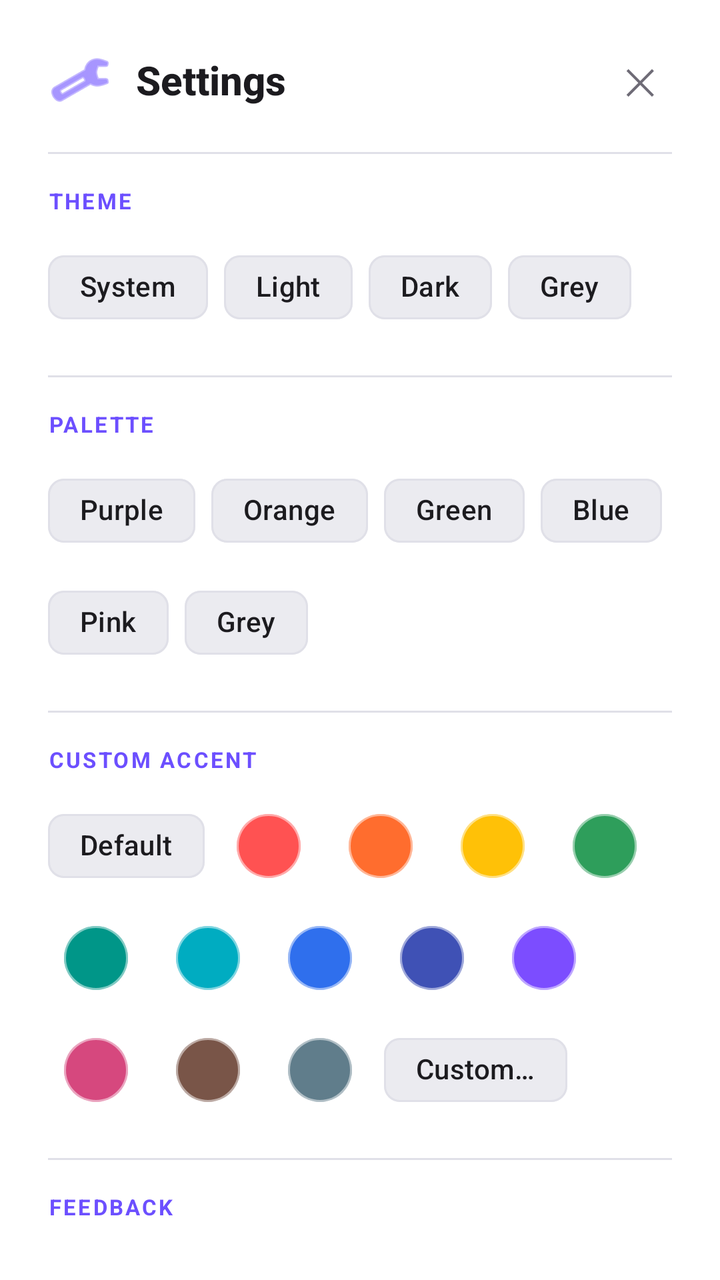
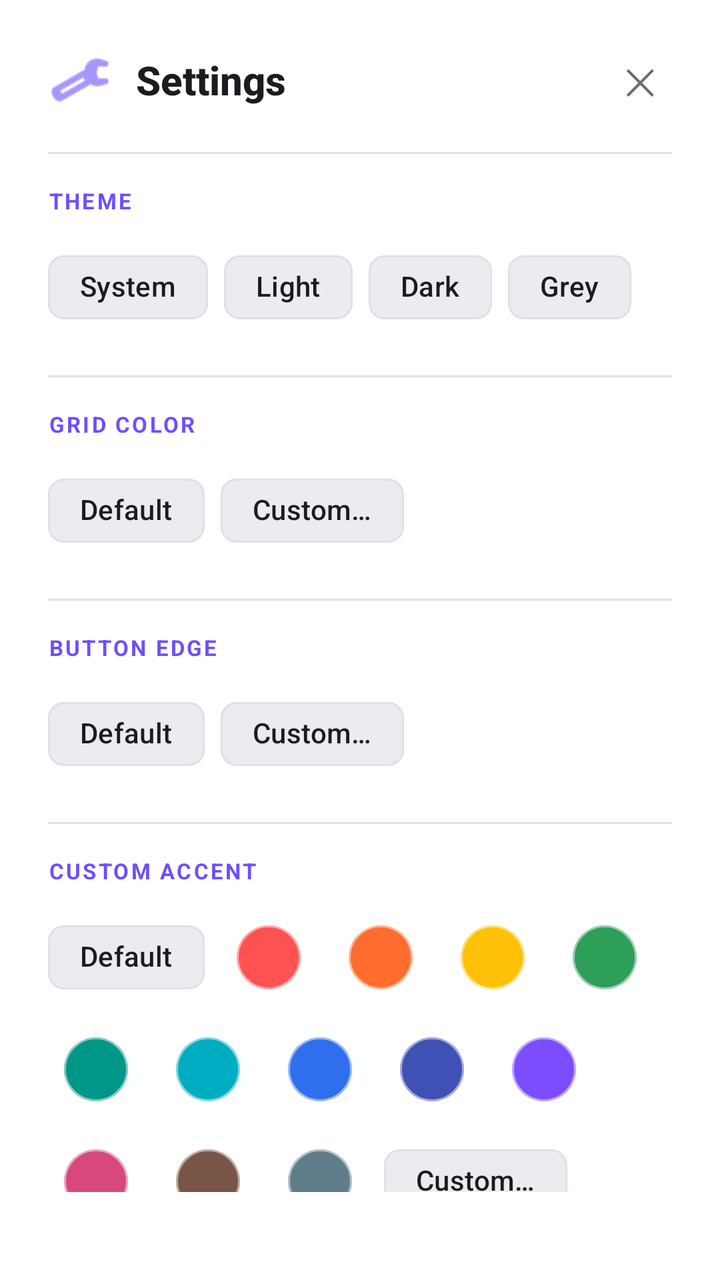

Compare the two renders of this Android layout. The source of the first and the diff that turns it into the second are given below.
<!-- AndroidManifest.xml: application theme Theme.CalculatorApp -->
<!-- res/layout/dialog_settings.xml -->
<?xml version="1.0" encoding="utf-8"?>
<LinearLayout xmlns:android="http://schemas.android.com/apk/res/android"
    xmlns:app="http://schemas.android.com/apk/res-auto"
    android:layout_width="match_parent"
    android:layout_height="wrap_content"
    android:orientation="vertical"
    android:background="?attr/calcCardBackground"
    android:padding="24dp">

    
    <LinearLayout
        android:layout_width="match_parent"
        android:layout_height="wrap_content"
        android:orientation="horizontal"
        android:gravity="center_vertical"
        android:layout_marginBottom="20dp">

        <ImageView
            android:id="@+id/img_settings_icon"
            android:layout_width="32dp"
            android:layout_height="32dp"
            android:src="@android:drawable/ic_menu_preferences"
            app:tint="?attr/calcAccent"
            android:contentDescription="@null" />

        <TextView
            android:layout_width="0dp"
            android:layout_height="wrap_content"
            android:layout_weight="1"
            android:layout_marginStart="12dp"
            android:text="@string/menu_settings"
            android:textColor="?attr/calcTextPrimary"
            android:textSize="20sp"
            android:textStyle="bold"
            android:fontFamily="sans-serif-medium" />

        <TextView
            android:id="@+id/btn_settings_close"
            android:layout_width="32dp"
            android:layout_height="32dp"
            android:gravity="center"
            android:text="✕"
            android:textColor="?attr/calcTextSecondary"
            android:textSize="18sp"
            android:background="?attr/selectableItemBackgroundBorderless"
            android:clickable="true"
            android:focusable="true" />
    </LinearLayout>

    
    <View
        android:layout_width="match_parent"
        android:layout_height="1dp"
        android:background="?attr/calcDivider"
        android:layout_marginBottom="16dp" />

    
    <TextView
        android:id="@+id/tv_label_theme"
        android:layout_width="wrap_content"
        android:layout_height="wrap_content"
        android:text="@string/settings_theme"
        android:textColor="?attr/calcAccent"
        android:textSize="11sp"
        android:textStyle="bold"
        android:letterSpacing="0.1"
        android:layout_marginBottom="12dp" />

    <com.google.android.material.chip.ChipGroup
        android:id="@+id/chip_group_theme"
        android:layout_width="match_parent"
        android:layout_height="wrap_content"
        app:singleSelection="true"
        android:layout_marginBottom="20dp"
        app:chipSpacing="8dp"
        app:selectionRequired="true">

        <com.google.android.material.chip.Chip
            android:id="@+id/chip_theme_system"
            style="@style/Widget.Material3.Chip.Filter"
            android:layout_width="wrap_content"
            android:layout_height="wrap_content"
            android:text="@string/theme_system"
            android:textColor="?attr/calcTextPrimary"
            app:chipBackgroundColor="?attr/calcButtonBackground"
            app:chipStrokeColor="?attr/calcDivider" />

        <com.google.android.material.chip.Chip
            android:id="@+id/chip_theme_light"
            style="@style/Widget.Material3.Chip.Filter"
            android:layout_width="wrap_content"
            android:layout_height="wrap_content"
            android:text="@string/theme_light"
            android:textColor="?attr/calcTextPrimary"
            app:chipBackgroundColor="?attr/calcButtonBackground"
            app:chipStrokeColor="?attr/calcDivider" />

        <com.google.android.material.chip.Chip
            android:id="@+id/chip_theme_dark"
            style="@style/Widget.Material3.Chip.Filter"
            android:layout_width="wrap_content"
            android:layout_height="wrap_content"
            android:text="@string/theme_dark"
            android:textColor="?attr/calcTextPrimary"
            app:chipBackgroundColor="?attr/calcButtonBackground"
            app:chipStrokeColor="?attr/calcDivider" />

        <com.google.android.material.chip.Chip
            android:id="@+id/chip_theme_grey"
            style="@style/Widget.Material3.Chip.Filter"
            android:layout_width="wrap_content"
            android:layout_height="wrap_content"
            android:text="@string/theme_grey"
            android:textColor="?attr/calcTextPrimary"
            app:chipBackgroundColor="?attr/calcButtonBackground"
            app:chipStrokeColor="?attr/calcDivider" />

    </com.google.android.material.chip.ChipGroup>

    
    <View
        android:layout_width="match_parent"
        android:layout_height="1dp"
        android:background="?attr/calcDivider"
        android:layout_marginBottom="16dp" />

    
    <TextView
        android:id="@+id/tv_label_palette"
        android:layout_width="wrap_content"
        android:layout_height="wrap_content"
        android:text="@string/settings_palette"
        android:textColor="?attr/calcAccent"
        android:textSize="11sp"
        android:textStyle="bold"
        android:letterSpacing="0.1"
        android:layout_marginBottom="12dp" />

    <com.google.android.material.chip.ChipGroup
        android:id="@+id/chip_group_palette"
        android:layout_width="match_parent"
        android:layout_height="wrap_content"
        app:singleSelection="true"
        android:layout_marginBottom="20dp"
        app:chipSpacing="8dp"
        app:selectionRequired="true">

        <com.google.android.material.chip.Chip
            android:id="@+id/chip_palette_purple"
            style="@style/Widget.Material3.Chip.Filter"
            android:layout_width="wrap_content"
            android:layout_height="wrap_content"
            android:text="@string/palette_purple"
            android:textColor="?attr/calcTextPrimary"
            app:chipBackgroundColor="?attr/calcButtonBackground"
            app:chipStrokeColor="?attr/calcDivider" />

        <com.google.android.material.chip.Chip
            android:id="@+id/chip_palette_orange"
            style="@style/Widget.Material3.Chip.Filter"
            android:layout_width="wrap_content"
            android:layout_height="wrap_content"
            android:text="@string/palette_orange"
            android:textColor="?attr/calcTextPrimary"
            app:chipBackgroundColor="?attr/calcButtonBackground"
            app:chipStrokeColor="?attr/calcDivider" />

        <com.google.android.material.chip.Chip
            android:id="@+id/chip_palette_green"
            style="@style/Widget.Material3.Chip.Filter"
            android:layout_width="wrap_content"
            android:layout_height="wrap_content"
            android:text="@string/palette_green"
            android:textColor="?attr/calcTextPrimary"
            app:chipBackgroundColor="?attr/calcButtonBackground"
            app:chipStrokeColor="?attr/calcDivider" />

        <com.google.android.material.chip.Chip
            android:id="@+id/chip_palette_blue"
            style="@style/Widget.Material3.Chip.Filter"
            android:layout_width="wrap_content"
            android:layout_height="wrap_content"
            android:text="@string/palette_blue"
            android:textColor="?attr/calcTextPrimary"
            app:chipBackgroundColor="?attr/calcButtonBackground"
            app:chipStrokeColor="?attr/calcDivider" />

        <com.google.android.material.chip.Chip
            android:id="@+id/chip_palette_pink"
            style="@style/Widget.Material3.Chip.Filter"
            android:layout_width="wrap_content"
            android:layout_height="wrap_content"
            android:text="@string/palette_pink"
            android:textColor="?attr/calcTextPrimary"
            app:chipBackgroundColor="?attr/calcButtonBackground"
            app:chipStrokeColor="?attr/calcDivider" />

        <com.google.android.material.chip.Chip
            android:id="@+id/chip_palette_grey"
            style="@style/Widget.Material3.Chip.Filter"
            android:layout_width="wrap_content"
            android:layout_height="wrap_content"
            android:text="@string/palette_grey"
            android:textColor="?attr/calcTextPrimary"
            app:chipBackgroundColor="?attr/calcButtonBackground"
            app:chipStrokeColor="?attr/calcDivider" />

    </com.google.android.material.chip.ChipGroup>

    
    <View
        android:layout_width="match_parent"
        android:layout_height="1dp"
        android:background="?attr/calcDivider"
        android:layout_marginBottom="16dp" />

    
    <TextView
        android:id="@+id/tv_label_accent"
        android:layout_width="wrap_content"
        android:layout_height="wrap_content"
        android:text="@string/settings_accent"
        android:textColor="?attr/calcAccent"
        android:textSize="11sp"
        android:textStyle="bold"
        android:letterSpacing="0.1"
        android:layout_marginBottom="12dp" />

    <com.google.android.material.chip.ChipGroup
        android:id="@+id/chip_group_accent"
        android:layout_width="match_parent"
        android:layout_height="wrap_content"
        app:singleSelection="true"
        android:layout_marginBottom="20dp"
        app:chipSpacing="8dp"
        app:selectionRequired="true">

        <com.google.android.material.chip.Chip
            android:id="@+id/chip_accent_default"
            style="@style/Widget.Material3.Chip.Filter"
            android:layout_width="wrap_content"
            android:layout_height="wrap_content"
            android:text="@string/accent_default"
            android:textColor="?attr/calcTextPrimary"
            app:chipBackgroundColor="?attr/calcButtonBackground"
            app:chipStrokeColor="?attr/calcDivider" />

        <com.google.android.material.chip.Chip
            android:id="@+id/swatch_red"
            style="@style/Widget.Material3.Chip.Filter"
            android:layout_width="wrap_content"
            android:layout_height="wrap_content"
            android:minWidth="36dp"
            android:minHeight="36dp"
            android:text=""
            android:contentDescription="@string/accent_swatch"
            app:chipBackgroundColor="#FF5252"
            app:chipCornerRadius="18dp"
            app:chipStrokeColor="#80FFFFFF"
            app:chipStrokeWidth="1dp" />

        <com.google.android.material.chip.Chip
            android:id="@+id/swatch_orange"
            style="@style/Widget.Material3.Chip.Filter"
            android:layout_width="wrap_content"
            android:layout_height="wrap_content"
            android:minWidth="36dp"
            android:minHeight="36dp"
            android:text=""
            android:contentDescription="@string/accent_swatch"
            app:chipBackgroundColor="#FF6D2E"
            app:chipCornerRadius="18dp"
            app:chipStrokeColor="#80FFFFFF"
            app:chipStrokeWidth="1dp" />

        <com.google.android.material.chip.Chip
            android:id="@+id/swatch_amber"
            style="@style/Widget.Material3.Chip.Filter"
            android:layout_width="wrap_content"
            android:layout_height="wrap_content"
            android:minWidth="36dp"
            android:minHeight="36dp"
            android:text=""
            android:contentDescription="@string/accent_swatch"
            app:chipBackgroundColor="#FFC107"
            app:chipCornerRadius="18dp"
            app:chipStrokeColor="#80FFFFFF"
            app:chipStrokeWidth="1dp" />

        <com.google.android.material.chip.Chip
            android:id="@+id/swatch_green"
            style="@style/Widget.Material3.Chip.Filter"
            android:layout_width="wrap_content"
            android:layout_height="wrap_content"
            android:minWidth="36dp"
            android:minHeight="36dp"
            android:text=""
            android:contentDescription="@string/accent_swatch"
            app:chipBackgroundColor="#2E9E5B"
            app:chipCornerRadius="18dp"
            app:chipStrokeColor="#80FFFFFF"
            app:chipStrokeWidth="1dp" />

        <com.google.android.material.chip.Chip
            android:id="@+id/swatch_teal"
            style="@style/Widget.Material3.Chip.Filter"
            android:layout_width="wrap_content"
            android:layout_height="wrap_content"
            android:minWidth="36dp"
            android:minHeight="36dp"
            android:text=""
            android:contentDescription="@string/accent_swatch"
            app:chipBackgroundColor="#009688"
            app:chipCornerRadius="18dp"
            app:chipStrokeColor="#80FFFFFF"
            app:chipStrokeWidth="1dp" />

        <com.google.android.material.chip.Chip
            android:id="@+id/swatch_cyan"
            style="@style/Widget.Material3.Chip.Filter"
            android:layout_width="wrap_content"
            android:layout_height="wrap_content"
            android:minWidth="36dp"
            android:minHeight="36dp"
            android:text=""
            android:contentDescription="@string/accent_swatch"
            app:chipBackgroundColor="#00ACC1"
            app:chipCornerRadius="18dp"
            app:chipStrokeColor="#80FFFFFF"
            app:chipStrokeWidth="1dp" />

        <com.google.android.material.chip.Chip
            android:id="@+id/swatch_blue"
            style="@style/Widget.Material3.Chip.Filter"
            android:layout_width="wrap_content"
            android:layout_height="wrap_content"
            android:minWidth="36dp"
            android:minHeight="36dp"
            android:text=""
            android:contentDescription="@string/accent_swatch"
            app:chipBackgroundColor="#2F6FED"
            app:chipCornerRadius="18dp"
            app:chipStrokeColor="#80FFFFFF"
            app:chipStrokeWidth="1dp" />

        <com.google.android.material.chip.Chip
            android:id="@+id/swatch_indigo"
            style="@style/Widget.Material3.Chip.Filter"
            android:layout_width="wrap_content"
            android:layout_height="wrap_content"
            android:minWidth="36dp"
            android:minHeight="36dp"
            android:text=""
            android:contentDescription="@string/accent_swatch"
            app:chipBackgroundColor="#3F51B5"
            app:chipCornerRadius="18dp"
            app:chipStrokeColor="#80FFFFFF"
            app:chipStrokeWidth="1dp" />

        <com.google.android.material.chip.Chip
            android:id="@+id/swatch_purple"
            style="@style/Widget.Material3.Chip.Filter"
            android:layout_width="wrap_content"
            android:layout_height="wrap_content"
            android:minWidth="36dp"
            android:minHeight="36dp"
            android:text=""
            android:contentDescription="@string/accent_swatch"
            app:chipBackgroundColor="#7C4DFF"
            app:chipCornerRadius="18dp"
            app:chipStrokeColor="#80FFFFFF"
            app:chipStrokeWidth="1dp" />

        <com.google.android.material.chip.Chip
            android:id="@+id/swatch_pink"
            style="@style/Widget.Material3.Chip.Filter"
            android:layout_width="wrap_content"
            android:layout_height="wrap_content"
            android:minWidth="36dp"
            android:minHeight="36dp"
            android:text=""
            android:contentDescription="@string/accent_swatch"
            app:chipBackgroundColor="#D6487E"
            app:chipCornerRadius="18dp"
            app:chipStrokeColor="#80FFFFFF"
            app:chipStrokeWidth="1dp" />

        <com.google.android.material.chip.Chip
            android:id="@+id/swatch_brown"
            style="@style/Widget.Material3.Chip.Filter"
            android:layout_width="wrap_content"
            android:layout_height="wrap_content"
            android:minWidth="36dp"
            android:minHeight="36dp"
            android:text=""
            android:contentDescription="@string/accent_swatch"
            app:chipBackgroundColor="#795548"
            app:chipCornerRadius="18dp"
            app:chipStrokeColor="#80FFFFFF"
            app:chipStrokeWidth="1dp" />

        <com.google.android.material.chip.Chip
            android:id="@+id/swatch_slate"
            style="@style/Widget.Material3.Chip.Filter"
            android:layout_width="wrap_content"
            android:layout_height="wrap_content"
            android:minWidth="36dp"
            android:minHeight="36dp"
            android:text=""
            android:contentDescription="@string/accent_swatch"
            app:chipBackgroundColor="#607D8B"
            app:chipCornerRadius="18dp"
            app:chipStrokeColor="#80FFFFFF"
            app:chipStrokeWidth="1dp" />

        <com.google.android.material.chip.Chip
            android:id="@+id/chip_accent_custom"
            style="@style/Widget.Material3.Chip.Filter"
            android:layout_width="wrap_content"
            android:layout_height="wrap_content"
            android:text="@string/accent_custom"
            android:textColor="?attr/calcTextPrimary"
            app:chipBackgroundColor="?attr/calcButtonBackground"
            app:chipStrokeColor="?attr/calcDivider" />

    </com.google.android.material.chip.ChipGroup>

    
    <View
        android:layout_width="match_parent"
        android:layout_height="1dp"
        android:background="?attr/calcDivider"
        android:layout_marginBottom="16dp" />

    
    <TextView
        android:id="@+id/tv_label_feedback"
        android:layout_width="wrap_content"
        android:layout_height="wrap_content"
        android:text="@string/settings_feedback"
        android:textColor="?attr/calcAccent"
        android:textSize="11sp"
        android:textStyle="bold"
        android:letterSpacing="0.1"
        android:layout_marginBottom="8dp" />

    <LinearLayout
        android:layout_width="match_parent"
        android:layout_height="wrap_content"
        android:gravity="center_vertical"
        android:orientation="horizontal"
        android:paddingVertical="4dp">

        <TextView
            android:layout_width="0dp"
            android:layout_height="wrap_content"
            android:layout_weight="1"
            android:text="@string/settings_haptic"
            android:textColor="?attr/calcTextPrimary"
            android:textSize="16sp" />

        <com.google.android.material.switchmaterial.SwitchMaterial
            android:id="@+id/switch_haptic"
            android:layout_width="wrap_content"
            android:layout_height="wrap_content"
            android:checked="true" />

    </LinearLayout>

</LinearLayout>
<!-- resources referenced by this layout -->
<resources>
  <string name="accent_custom">Custom…</string>
  <string name="accent_default">Default</string>
  <string name="accent_swatch">Accent color</string>
  <string name="menu_settings">Settings</string>
  <string name="palette_blue">Blue</string>
  <string name="palette_green">Green</string>
  <string name="palette_grey">Grey</string>
  <string name="palette_orange">Orange</string>
  <string name="palette_pink">Pink</string>
  <string name="palette_purple">Purple</string>
  <string name="settings_accent">CUSTOM ACCENT</string>
  <string name="settings_feedback">FEEDBACK</string>
  <string name="settings_haptic">Haptic Feedback</string>
  <string name="settings_palette">PALETTE</string>
  <string name="settings_theme">THEME</string>
  <string name="theme_dark">Dark</string>
  <string name="theme_grey">Grey</string>
  <string name="theme_light">Light</string>
  <string name="theme_system">System</string>
  <style name="Theme.CalculatorApp" parent="Theme.Material3.DayNight.NoActionBar">
          
          <item name="calcBackground">@color/bg_primary</item>
          <item name="calcBackgroundSecondary">@color/bg_secondary</item>
          <item name="calcCardBackground">@color/bg_card</item>
          <item name="calcKeyboardBackground">@color/bg_keyboard</item>
          <item name="calcButtonBackground">@color/bg_button</item>
          <item name="calcButtonPressed">@color/bg_button_pressed</item>
          <item name="calcTextPrimary">@color/text_primary</item>
          <item name="calcTextSecondary">@color/text_secondary</item>
          <item name="calcTextDisabled">@color/text_disabled</item>
          <item name="calcAccent">@color/accent_purple</item>
          <item name="calcAccentDark">@color/accent_purple_dark</item>
          <item name="calcAccentPressed">@color/accent_purple_pressed</item>
          <item name="calcDivider">@color/divider_subtle</item>
          <item name="calcDanger">@color/danger</item>
          <item name="calcDangerBackground">@color/danger_bg</item>
  
          
          <item name="android:colorBackground">@color/bg_primary</item>
          <item name="colorOnBackground">@color/text_primary</item>
          <item name="colorSurface">@color/bg_keyboard</item>
          <item name="colorOnSurface">@color/text_primary</item>
          <item name="colorSurfaceVariant">@color/bg_card</item>
          <item name="colorOnSurfaceVariant">@color/text_secondary</item>
          <item name="colorPrimaryContainer">@color/accent_purple_dark</item>
          <item name="colorOnPrimaryContainer">@color/accent_purple</item>
          <item name="colorSecondaryContainer">@color/bg_button</item>
          <item name="colorOnSecondaryContainer">@color/text_secondary</item>
          <item name="colorTertiary">@color/accent_purple</item>
          <item name="colorOnTertiary">@color/text_primary</item>
          <item name="android:statusBarColor">@color/bg_primary</item>
          <item name="android:navigationBarColor">@color/bg_primary</item>
      </style>
  <color name="bg_primary">#FFF8F8FF</color>
  <color name="bg_secondary">#FFF0F0F5</color>
  <color name="bg_card">#FFFFFFFF</color>
  <color name="bg_keyboard">#FFF5F5FA</color>
  <color name="bg_button">#FFEBEBF0</color>
  <color name="bg_button_pressed">#FFE0E0E8</color>
  <color name="text_primary">#FF1C1B1F</color>
  <color name="text_secondary">#FF6E6B76</color>
  <color name="text_disabled">#FF9E9BA6</color>
  <color name="accent_purple">#FF6C4FFF</color>
  <color name="accent_purple_dark">#FF4A37BF</color>
  <color name="accent_purple_pressed">#FF5B3EE8</color>
  <color name="divider_subtle">#FFE0E0E8</color>
  <color name="danger">#FFD32F2F</color>
  <color name="danger_bg">#FFFDECEA</color>
</resources>

<!-- the commit's change to res/layout/dialog_settings.xml (unified diff, before → after) -->
@@ -126,10 +126,10 @@
 
     
     <TextView
-        android:id="@+id/tv_label_palette"
+        android:id="@+id/tv_label_grid"
         android:layout_width="wrap_content"
         android:layout_height="wrap_content"
-        android:text="@string/settings_palette"
+        android:text="@string/settings_grid"
         android:textColor="?attr/calcAccent"
         android:textSize="11sp"
         android:textStyle="bold"
@@ -137,7 +137,7 @@
         android:layout_marginBottom="12dp" />
 
     <com.google.android.material.chip.ChipGroup
-        android:id="@+id/chip_group_palette"
+        android:id="@+id/chip_group_grid"
         android:layout_width="match_parent"
         android:layout_height="wrap_content"
         app:singleSelection="true"
@@ -146,61 +146,71 @@
         app:selectionRequired="true">
 
         <com.google.android.material.chip.Chip
-            android:id="@+id/chip_palette_purple"
-            style="@style/Widget.Material3.Chip.Filter"
-            android:layout_width="wrap_content"
-            android:layout_height="wrap_content"
-            android:text="@string/palette_purple"
-            android:textColor="?attr/calcTextPrimary"
-            app:chipBackgroundColor="?attr/calcButtonBackground"
-            app:chipStrokeColor="?attr/calcDivider" />
-
-        <com.google.android.material.chip.Chip
-            android:id="@+id/chip_palette_orange"
-            style="@style/Widget.Material3.Chip.Filter"
-            android:layout_width="wrap_content"
-            android:layout_height="wrap_content"
-            android:text="@string/palette_orange"
-            android:textColor="?attr/calcTextPrimary"
-            app:chipBackgroundColor="?attr/calcButtonBackground"
-            app:chipStrokeColor="?attr/calcDivider" />
-
-        <com.google.android.material.chip.Chip
-            android:id="@+id/chip_palette_green"
-            style="@style/Widget.Material3.Chip.Filter"
-            android:layout_width="wrap_content"
-            android:layout_height="wrap_content"
-            android:text="@string/palette_green"
-            android:textColor="?attr/calcTextPrimary"
-            app:chipBackgroundColor="?attr/calcButtonBackground"
-            app:chipStrokeColor="?attr/calcDivider" />
-
-        <com.google.android.material.chip.Chip
-            android:id="@+id/chip_palette_blue"
-            style="@style/Widget.Material3.Chip.Filter"
-            android:layout_width="wrap_content"
-            android:layout_height="wrap_content"
-            android:text="@string/palette_blue"
-            android:textColor="?attr/calcTextPrimary"
-            app:chipBackgroundColor="?attr/calcButtonBackground"
-            app:chipStrokeColor="?attr/calcDivider" />
-
-        <com.google.android.material.chip.Chip
-            android:id="@+id/chip_palette_pink"
-            style="@style/Widget.Material3.Chip.Filter"
-            android:layout_width="wrap_content"
-            android:layout_height="wrap_content"
-            android:text="@string/palette_pink"
-            android:textColor="?attr/calcTextPrimary"
-            app:chipBackgroundColor="?attr/calcButtonBackground"
-            app:chipStrokeColor="?attr/calcDivider" />
-
-        <com.google.android.material.chip.Chip
-            android:id="@+id/chip_palette_grey"
-            style="@style/Widget.Material3.Chip.Filter"
-            android:layout_width="wrap_content"
-            android:layout_height="wrap_content"
-            android:text="@string/palette_grey"
+            android:id="@+id/chip_grid_default"
+            style="@style/Widget.Material3.Chip.Filter"
+            android:layout_width="wrap_content"
+            android:layout_height="wrap_content"
+            android:text="@string/color_default"
+            android:textColor="?attr/calcTextPrimary"
+            app:chipBackgroundColor="?attr/calcButtonBackground"
+            app:chipStrokeColor="?attr/calcDivider" />
+
+        <com.google.android.material.chip.Chip
+            android:id="@+id/chip_grid_custom"
+            style="@style/Widget.Material3.Chip.Filter"
+            android:layout_width="wrap_content"
+            android:layout_height="wrap_content"
+            android:text="@string/color_custom"
+            android:textColor="?attr/calcTextPrimary"
+            app:chipBackgroundColor="?attr/calcButtonBackground"
+            app:chipStrokeColor="?attr/calcDivider" />
+
+    </com.google.android.material.chip.ChipGroup>
+
+    
+    <View
+        android:layout_width="match_parent"
+        android:layout_height="1dp"
+        android:background="?attr/calcDivider"
+        android:layout_marginBottom="16dp" />
+
+    
+    <TextView
+        android:id="@+id/tv_label_edge"
+        android:layout_width="wrap_content"
+        android:layout_height="wrap_content"
+        android:text="@string/settings_button_edge"
+        android:textColor="?attr/calcAccent"
+        android:textSize="11sp"
+        android:textStyle="bold"
+        android:letterSpacing="0.1"
+        android:layout_marginBottom="12dp" />
+
+    <com.google.android.material.chip.ChipGroup
+        android:id="@+id/chip_group_edge"
+        android:layout_width="match_parent"
+        android:layout_height="wrap_content"
+        app:singleSelection="true"
+        android:layout_marginBottom="20dp"
+        app:chipSpacing="8dp"
+        app:selectionRequired="true">
+
+        <com.google.android.material.chip.Chip
+            android:id="@+id/chip_edge_default"
+            style="@style/Widget.Material3.Chip.Filter"
+            android:layout_width="wrap_content"
+            android:layout_height="wrap_content"
+            android:text="@string/color_default"
+            android:textColor="?attr/calcTextPrimary"
+            app:chipBackgroundColor="?attr/calcButtonBackground"
+            app:chipStrokeColor="?attr/calcDivider" />
+
+        <com.google.android.material.chip.Chip
+            android:id="@+id/chip_edge_custom"
+            style="@style/Widget.Material3.Chip.Filter"
+            android:layout_width="wrap_content"
+            android:layout_height="wrap_content"
+            android:text="@string/color_custom"
             android:textColor="?attr/calcTextPrimary"
             app:chipBackgroundColor="?attr/calcButtonBackground"
             app:chipStrokeColor="?attr/calcDivider" />
<!-- resource entries referenced after the edit -->
@@ -3,17 +3,14 @@
   <string name="accent_custom">Custom…</string>
   <string name="accent_default">Default</string>
   <string name="accent_swatch">Accent color</string>
+  <string name="color_custom">Custom…</string>
+  <string name="color_default">Default</string>
   <string name="menu_settings">Settings</string>
-  <string name="palette_blue">Blue</string>
-  <string name="palette_green">Green</string>
-  <string name="palette_grey">Grey</string>
-  <string name="palette_orange">Orange</string>
-  <string name="palette_pink">Pink</string>
-  <string name="palette_purple">Purple</string>
   <string name="settings_accent">CUSTOM ACCENT</string>
+  <string name="settings_button_edge">BUTTON EDGE</string>
   <string name="settings_feedback">FEEDBACK</string>
+  <string name="settings_grid">GRID COLOR</string>
   <string name="settings_haptic">Haptic Feedback</string>
-  <string name="settings_palette">PALETTE</string>
   <string name="settings_theme">THEME</string>
   <string name="theme_dark">Dark</string>
   <string name="theme_grey">Grey</string>
